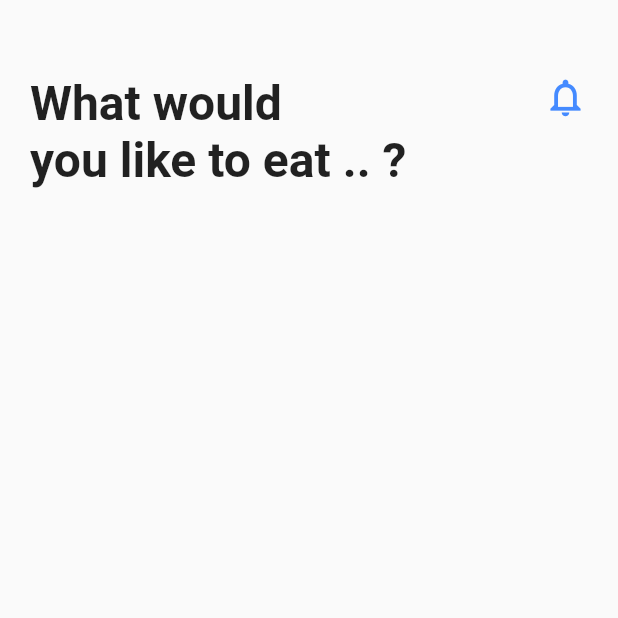
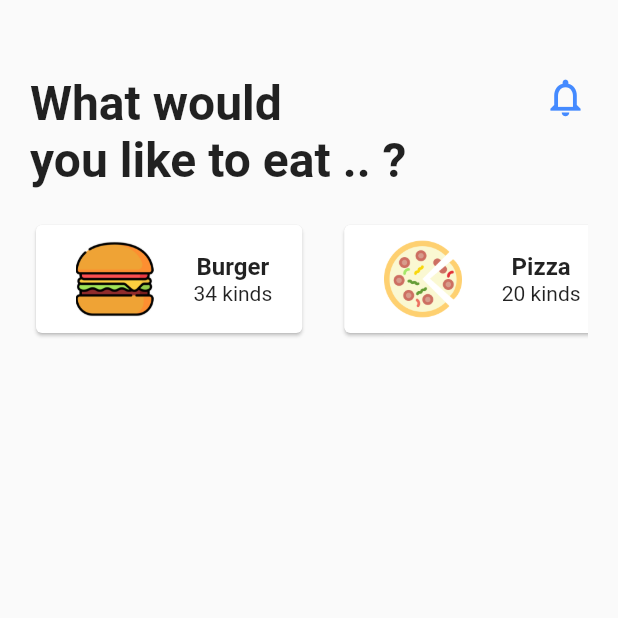
Before and after one commit to GasserAshraf/online_food_order1, a Flutter app: the screen it shows after launch, on a phone screen of 412 x 824 dp, the top half of it. Run offline on Flutter 3.47's test engine with Material 2 defaults, Android fonts, the phone set to English and light mode, and no system bars.

Commit message:
online order application

```diff
--- /dev/null
+++ b/lib/src/data/Category_Data.dart
@@ -0,0 +1,34 @@
+import 'package:online_food_order/src/models/category_model.dart';
+
+final categories=[
+  Category(
+    Number_of_items: 34,
+    Category_Name: "Burger",
+    image_path: 'assets/images/burger.png'
+  ),
+  Category(
+      Number_of_items: 20,
+      Category_Name: "Pizza",
+      image_path: 'assets/images/pizza.png'
+  ),
+  Category(
+      Number_of_items: 40,
+      Category_Name: "Lunch",
+      image_path: 'assets/images/lunch.jpeg'
+  ),
+  Category(
+      Number_of_items: 12,
+      Category_Name: "Cupcake",
+      image_path: 'assets/images/cupcake.png'
+  ),
+  Category(
+      Number_of_items: 9,
+      Category_Name: "Drinks",
+      image_path: 'assets/images/drinks.jpg'
+  ),
+  Category(
+      Number_of_items: 10,
+      Category_Name: "Supper",
+      image_path: 'assets/images/supper_1.jpeg'
+  ),
+];
--- a/lib/src/homeScreen.dart
+++ b/lib/src/homeScreen.dart
@@ -1,4 +1,6 @@
 import 'package:flutter/material.dart';
+import 'package:online_food_order/src/widgets/home_topinfo.dart';
+import 'package:online_food_order/src/widgets/food_Category.dart';
 
 class HomeScreen extends StatefulWidget {
   @override
@@ -6,7 +8,7 @@ class HomeScreen extends StatefulWidget {
 }
 
 class _HomeScreenState extends State<HomeScreen> {
-  final textStyle=TextStyle(fontSize: 32.0,fontWeight: FontWeight.bold);
+
 
   @override
   Widget build(BuildContext context) {
@@ -14,20 +16,8 @@ class _HomeScreenState extends State<HomeScreen> {
       body: ListView(
         padding: EdgeInsets.only(top: 50.0,left: 20.0,right: 20.0),
         children: <Widget>[
-          Row(
-            mainAxisAlignment: MainAxisAlignment.spaceBetween,
-            crossAxisAlignment: CrossAxisAlignment.start,
-            children: <Widget>[
-              Column(
-                crossAxisAlignment: CrossAxisAlignment.start,
-                children: <Widget>[
-                  Text("What would ",style: textStyle),
-                  Text("you like to eat .. ?",style: textStyle,),
-                ],
-              ),
-              Icon(Icons.notifications_none,size: 30.0,color: Theme.of(context).primaryColor,)
-            ],
-          )
+          HomeTopInfo(),
+          FoodCategory()
         ],
       ),
     );
--- /dev/null
+++ b/lib/src/models/category_model.dart
@@ -0,0 +1,7 @@
+class Category{
+  final String Category_Name;
+  final String image_path;
+  final int Number_of_items;
+
+  Category({this.Category_Name,this.image_path,this.Number_of_items});
+}
--- /dev/null
+++ b/lib/src/widgets/Food_Card.dart
@@ -0,0 +1,43 @@
+import 'package:flutter/material.dart';
+
+
+
+
+class Food_Card extends StatelessWidget {
+  final String category_Name;
+  final String image_path;
+  final int Number_of_items;
+  Food_Card({this.category_Name,this.image_path,this.Number_of_items});
+
+
+  @override
+  Widget build(BuildContext context) {
+    return Container(
+      margin: EdgeInsets.only(right: 20.0),
+      child: Card(
+        child: Padding(
+          padding: const EdgeInsets.symmetric(horizontal: 20.0,vertical: 10.0),
+          child: Row(
+            children: <Widget>[
+              Image(
+                image: AssetImage(image_path),
+                height: 65.0,
+                width: 65.0,
+              ),
+              SizedBox(
+                width: 20.0,
+              ),
+              Column(
+                mainAxisAlignment: MainAxisAlignment.center,
+                children: <Widget>[
+                  Text(category_Name,style: TextStyle(fontWeight: FontWeight.bold,fontSize: 16.0),),
+                  Text("$Number_of_items kinds")
+                ],
+              )
+            ],
+          ),
+        ),
+      ),
+    );
+  }
+}
--- /dev/null
+++ b/lib/src/widgets/food_Category.dart
@@ -0,0 +1,26 @@
+import 'package:flutter/material.dart';
+import 'package:online_food_order/src/data/Category_Data.dart';
+import 'package:online_food_order/src/models/category_model.dart';
+import 'package:online_food_order/src/widgets/Food_Card.dart';
+
+
+class FoodCategory extends StatelessWidget {
+  final List<Category> _categories= categories;
+  @override
+  Widget build(BuildContext context) {
+    return Container(
+      height: 80.0,
+      child: ListView.builder(
+        scrollDirection: Axis.horizontal,
+        itemCount: _categories.length,
+        itemBuilder: (BuildContext context,int index){
+          return Food_Card(
+            category_Name: _categories[index].Category_Name,
+            image_path: _categories[index].image_path,
+            Number_of_items: _categories[index].Number_of_items,
+          );
+        },
+      ),
+    );
+  }
+}
--- /dev/null
+++ b/lib/src/widgets/home_topinfo.dart
@@ -0,0 +1,25 @@
+import 'package:flutter/material.dart';
+
+class HomeTopInfo extends StatelessWidget {
+  final textStyle=TextStyle(fontSize: 32.0,fontWeight: FontWeight.bold);
+  @override
+  Widget build(BuildContext context) {
+    return Container(
+      margin: EdgeInsets.only(bottom: 20.0),
+      child: Row(
+        mainAxisAlignment: MainAxisAlignment.spaceBetween,
+        crossAxisAlignment: CrossAxisAlignment.start,
+        children: <Widget>[
+          Column(
+            crossAxisAlignment: CrossAxisAlignment.start,
+            children: <Widget>[
+              Text("What would ",style: textStyle),
+              Text("you like to eat .. ?",style: textStyle,),
+            ],
+          ),
+          Icon(Icons.notifications_none,size: 30.0,color: Theme.of(context).primaryColor,)
+        ],
+      ),
+    );
+  }
+}
```
Also changed, not shown: pubspec.yaml (+12 -4 lines), assets/images/breakfast.jpeg (added), assets/images/breakfast.png (added), assets/images/burger.png (added), assets/images/cheeseburger.png (added), assets/images/coffee-cup.png (added), assets/images/cupcake.png (added), assets/images/drinks.jpg (added), assets/images/lunch.jpeg (added), assets/images/noimage.png (added), assets/images/pizza.png (added), assets/images/supper_1.jpeg (added), assets/images/turkey.png (added).
